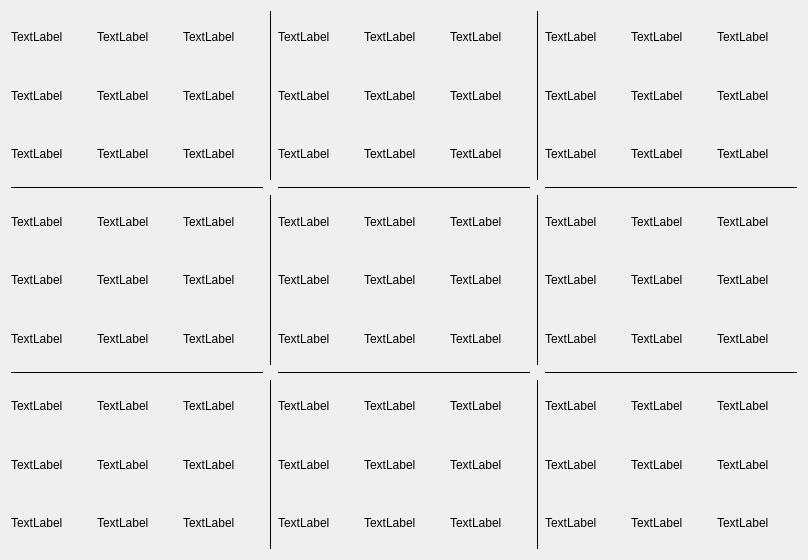
Before: the Qt Designer form sudokugui.ui in EDrever-Smith/SudokuSolver, drawn with Qt 5.
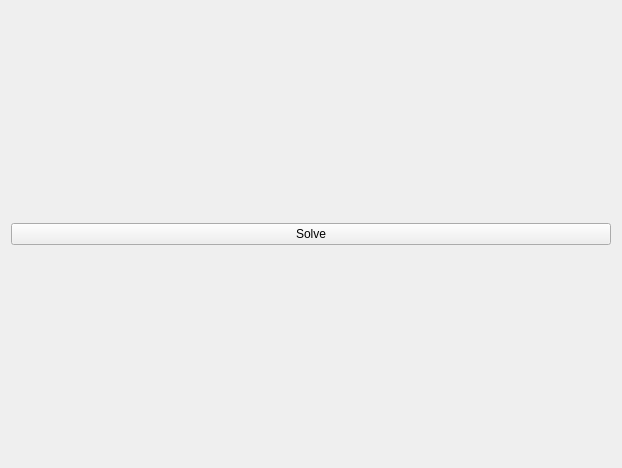
After: the same form once the commit is applied.

Commit message: Basic GUI complete

What changed in the file:
```diff
--- a/sudokugui.ui
+++ b/sudokugui.ui
@@ -6,734 +6,21 @@
    <rect>
     <x>0</x>
     <y>0</y>
-    <width>808</width>
-    <height>560</height>
+    <width>622</width>
+    <height>468</height>
    </rect>
   </property>
   <property name="windowTitle">
    <string>Form</string>
   </property>
   <layout class="QGridLayout" name="gridLayout">
-   <item row="1" column="0">
-    <widget class="Line" name="line_3">
-     <property name="frameShadow">
-      <enum>QFrame::Plain</enum>
-     </property>
-     <property name="orientation">
-      <enum>Qt::Horizontal</enum>
-     </property>
-    </widget>
-   </item>
-   <item row="1" column="4">
-    <widget class="Line" name="line_5">
-     <property name="frameShadow">
-      <enum>QFrame::Plain</enum>
-     </property>
-     <property name="orientation">
-      <enum>Qt::Horizontal</enum>
-     </property>
-    </widget>
-   </item>
-   <item row="2" column="4">
-    <layout class="QGridLayout" name="gridLayout_7">
-     <item row="2" column="0">
-      <widget class="QLabel" name="label_59">
-       <property name="text">
-        <string>TextLabel</string>
-       </property>
-      </widget>
-     </item>
-     <item row="0" column="0">
-      <widget class="QLabel" name="label_70">
-       <property name="text">
-        <string>TextLabel</string>
-       </property>
-      </widget>
-     </item>
-     <item row="3" column="0">
-      <widget class="QLabel" name="label_77">
-       <property name="text">
-        <string>TextLabel</string>
-       </property>
-      </widget>
-     </item>
-     <item row="2" column="1">
-      <widget class="QLabel" name="label_71">
-       <property name="text">
-        <string>TextLabel</string>
-       </property>
-      </widget>
-     </item>
-     <item row="2" column="2">
-      <widget class="QLabel" name="label_58">
-       <property name="text">
-        <string>TextLabel</string>
-       </property>
-      </widget>
-     </item>
-     <item row="0" column="1">
-      <widget class="QLabel" name="label_72">
-       <property name="text">
-        <string>TextLabel</string>
-       </property>
-      </widget>
-     </item>
-     <item row="0" column="2">
-      <widget class="QLabel" name="label_66">
-       <property name="text">
-        <string>TextLabel</string>
-       </property>
-      </widget>
-     </item>
-     <item row="3" column="1">
-      <widget class="QLabel" name="label_62">
-       <property name="text">
-        <string>TextLabel</string>
-       </property>
-      </widget>
-     </item>
-     <item row="3" column="2">
-      <widget class="QLabel" name="label_57">
-       <property name="text">
-        <string>TextLabel</string>
-       </property>
-      </widget>
-     </item>
-    </layout>
-   </item>
-   <item row="1" column="2">
-    <widget class="Line" name="line_4">
-     <property name="frameShadow">
-      <enum>QFrame::Plain</enum>
-     </property>
-     <property name="orientation">
-      <enum>Qt::Horizontal</enum>
-     </property>
-    </widget>
-   </item>
-   <item row="4" column="3">
-    <widget class="Line" name="line_9">
-     <property name="frameShadow">
-      <enum>QFrame::Plain</enum>
-     </property>
-     <property name="orientation">
-      <enum>Qt::Vertical</enum>
-     </property>
-    </widget>
-   </item>
-   <item row="4" column="2">
-    <layout class="QGridLayout" name="gridLayout_9">
-     <item row="1" column="0">
-      <widget class="QLabel" name="label_26">
-       <property name="text">
-        <string>TextLabel</string>
-       </property>
-      </widget>
-     </item>
-     <item row="2" column="0">
-      <widget class="QLabel" name="label_25">
-       <property name="text">
-        <string>TextLabel</string>
-       </property>
-      </widget>
-     </item>
-     <item row="2" column="1">
-      <widget class="QLabel" name="label_31">
-       <property name="text">
-        <string>TextLabel</string>
-       </property>
-      </widget>
-     </item>
-     <item row="0" column="0">
-      <widget class="QLabel" name="label_24">
-       <property name="text">
-        <string>TextLabel</string>
-       </property>
-      </widget>
-     </item>
-     <item row="1" column="1">
-      <widget class="QLabel" name="label_29">
-       <property name="text">
-        <string>TextLabel</string>
-       </property>
-      </widget>
-     </item>
-     <item row="0" column="1">
-      <widget class="QLabel" name="label_30">
-       <property name="text">
-        <string>TextLabel</string>
-       </property>
-      </widget>
-     </item>
-     <item row="0" column="2">
-      <widget class="QLabel" name="label_32">
-       <property name="text">
-        <string>TextLabel</string>
-       </property>
-      </widget>
-     </item>
-     <item row="1" column="2">
-      <widget class="QLabel" name="label_27">
-       <property name="text">
-        <string>TextLabel</string>
-       </property>
-      </widget>
-     </item>
-     <item row="2" column="2">
-      <widget class="QLabel" name="label_20">
-       <property name="text">
-        <string>TextLabel</string>
-       </property>
-      </widget>
-     </item>
-    </layout>
-   </item>
-   <item row="0" column="1">
-    <widget class="Line" name="line">
-     <property name="frameShadow">
-      <enum>QFrame::Plain</enum>
-     </property>
-     <property name="orientation">
-      <enum>Qt::Vertical</enum>
-     </property>
-    </widget>
-   </item>
-   <item row="4" column="1">
-    <widget class="Line" name="line_8">
-     <property name="frameShadow">
-      <enum>QFrame::Plain</enum>
-     </property>
-     <property name="orientation">
-      <enum>Qt::Vertical</enum>
-     </property>
-    </widget>
-   </item>
-   <item row="0" column="3">
-    <widget class="Line" name="line_7">
-     <property name="frameShadow">
-      <enum>QFrame::Plain</enum>
-     </property>
-     <property name="orientation">
-      <enum>Qt::Vertical</enum>
-     </property>
-    </widget>
-   </item>
-   <item row="2" column="3">
-    <widget class="Line" name="line_6">
-     <property name="frameShadow">
-      <enum>QFrame::Plain</enum>
-     </property>
-     <property name="orientation">
-      <enum>Qt::Vertical</enum>
-     </property>
-    </widget>
-   </item>
-   <item row="4" column="0">
-    <layout class="QGridLayout" name="gridLayout_8">
-     <item row="0" column="0">
-      <widget class="QLabel" name="label_63">
-       <property name="text">
-        <string>TextLabel</string>
-       </property>
-      </widget>
-     </item>
-     <item row="2" column="1">
-      <widget class="QLabel" name="label_65">
-       <property name="text">
-        <string>TextLabel</string>
-       </property>
-      </widget>
-     </item>
-     <item row="1" column="1">
-      <widget class="QLabel" name="label_69">
-       <property name="text">
-        <string>TextLabel</string>
-       </property>
-      </widget>
-     </item>
-     <item row="2" column="0">
-      <widget class="QLabel" name="label_73">
-       <property name="text">
-        <string>TextLabel</string>
-       </property>
-      </widget>
-     </item>
-     <item row="1" column="0">
-      <widget class="QLabel" name="label_67">
-       <property name="text">
-        <string>TextLabel</string>
-       </property>
-      </widget>
-     </item>
-     <item row="0" column="1">
-      <widget class="QLabel" name="label_68">
-       <property name="text">
-        <string>TextLabel</string>
-       </property>
-      </widget>
-     </item>
-     <item row="0" column="2">
-      <widget class="QLabel" name="label_64">
-       <property name="text">
-        <string>TextLabel</string>
-       </property>
-      </widget>
-     </item>
-     <item row="1" column="2">
-      <widget class="QLabel" name="label_37">
-       <property name="text">
-        <string>TextLabel</string>
-       </property>
-      </widget>
-     </item>
-     <item row="2" column="2">
-      <widget class="QLabel" name="label_38">
-       <property name="text">
-        <string>TextLabel</string>
-       </property>
-      </widget>
-     </item>
-    </layout>
-   </item>
    <item row="0" column="0">
-    <layout class="QGridLayout" name="gridLayout_2">
-     <item row="1" column="1">
-      <widget class="QLabel" name="label_4">
-       <property name="text">
-        <string>TextLabel</string>
-       </property>
-      </widget>
-     </item>
-     <item row="1" column="0">
-      <widget class="QLabel" name="label_2">
-       <property name="text">
-        <string>TextLabel</string>
-       </property>
-      </widget>
-     </item>
-     <item row="0" column="2">
-      <widget class="QLabel" name="label_7">
-       <property name="text">
-        <string>TextLabel</string>
-       </property>
-      </widget>
-     </item>
-     <item row="0" column="1">
-      <widget class="QLabel" name="label_3">
-       <property name="text">
-        <string>TextLabel</string>
-       </property>
-      </widget>
-     </item>
-     <item row="1" column="2">
-      <widget class="QLabel" name="label_8">
-       <property name="text">
-        <string>TextLabel</string>
-       </property>
-      </widget>
-     </item>
-     <item row="0" column="0">
-      <widget class="QLabel" name="label">
-       <property name="text">
-        <string>TextLabel</string>
-       </property>
-      </widget>
-     </item>
-     <item row="2" column="0">
-      <widget class="QLabel" name="label_5">
-       <property name="text">
-        <string>TextLabel</string>
-       </property>
-      </widget>
-     </item>
-     <item row="2" column="1">
-      <widget class="QLabel" name="label_9">
-       <property name="text">
-        <string>TextLabel</string>
-       </property>
-      </widget>
-     </item>
-     <item row="2" column="2">
-      <widget class="QLabel" name="label_11">
-       <property name="text">
-        <string>TextLabel</string>
-       </property>
-      </widget>
-     </item>
-    </layout>
+    <layout class="QGridLayout" name="gridLayout0"/>
    </item>
-   <item row="0" column="2">
-    <layout class="QGridLayout" name="gridLayout_3">
-     <item row="0" column="1">
-      <widget class="QLabel" name="label_13">
-       <property name="text">
-        <string>TextLabel</string>
-       </property>
-      </widget>
-     </item>
-     <item row="0" column="2">
-      <widget class="QLabel" name="label_14">
-       <property name="text">
-        <string>TextLabel</string>
-       </property>
-      </widget>
-     </item>
-     <item row="1" column="2">
-      <widget class="QLabel" name="label_17">
-       <property name="text">
-        <string>TextLabel</string>
-       </property>
-      </widget>
-     </item>
-     <item row="0" column="0">
-      <widget class="QLabel" name="label_6">
-       <property name="text">
-        <string>TextLabel</string>
-       </property>
-      </widget>
-     </item>
-     <item row="1" column="1">
-      <widget class="QLabel" name="label_16">
-       <property name="text">
-        <string>TextLabel</string>
-       </property>
-      </widget>
-     </item>
-     <item row="1" column="0">
-      <widget class="QLabel" name="label_15">
-       <property name="text">
-        <string>TextLabel</string>
-       </property>
-      </widget>
-     </item>
-     <item row="2" column="0">
-      <widget class="QLabel" name="label_34">
-       <property name="text">
-        <string>TextLabel</string>
-       </property>
-      </widget>
-     </item>
-     <item row="2" column="1">
-      <widget class="QLabel" name="label_42">
-       <property name="text">
-        <string>TextLabel</string>
-       </property>
-      </widget>
-     </item>
-     <item row="2" column="2">
-      <widget class="QLabel" name="label_44">
-       <property name="text">
-        <string>TextLabel</string>
-       </property>
-      </widget>
-     </item>
-    </layout>
-   </item>
-   <item row="2" column="1">
-    <widget class="Line" name="line_2">
-     <property name="frameShadow">
-      <enum>QFrame::Plain</enum>
-     </property>
-     <property name="orientation">
-      <enum>Qt::Vertical</enum>
-     </property>
-    </widget>
-   </item>
-   <item row="2" column="2">
-    <layout class="QGridLayout" name="gridLayout_6">
-     <item row="0" column="0">
-      <widget class="QLabel" name="label_12">
-       <property name="text">
-        <string>TextLabel</string>
-       </property>
-      </widget>
-     </item>
-     <item row="1" column="1">
-      <widget class="QLabel" name="label_53">
-       <property name="text">
-        <string>TextLabel</string>
-       </property>
-      </widget>
-     </item>
-     <item row="2" column="0">
-      <widget class="QLabel" name="label_52">
-       <property name="text">
-        <string>TextLabel</string>
-       </property>
-      </widget>
-     </item>
-     <item row="2" column="1">
-      <widget class="QLabel" name="label_54">
-       <property name="text">
-        <string>TextLabel</string>
-       </property>
-      </widget>
-     </item>
-     <item row="1" column="0">
-      <widget class="QLabel" name="label_10">
-       <property name="text">
-        <string>TextLabel</string>
-       </property>
-      </widget>
-     </item>
-     <item row="0" column="1">
-      <widget class="QLabel" name="label_36">
-       <property name="text">
-        <string>TextLabel</string>
-       </property>
-      </widget>
-     </item>
-     <item row="0" column="2">
-      <widget class="QLabel" name="label_60">
-       <property name="text">
-        <string>TextLabel</string>
-       </property>
-      </widget>
-     </item>
-     <item row="1" column="2">
-      <widget class="QLabel" name="label_74">
-       <property name="text">
-        <string>TextLabel</string>
-       </property>
-      </widget>
-     </item>
-     <item row="2" column="2">
-      <widget class="QLabel" name="label_75">
-       <property name="text">
-        <string>TextLabel</string>
-       </property>
-      </widget>
-     </item>
-    </layout>
-   </item>
-   <item row="2" column="0">
-    <layout class="QGridLayout" name="gridLayout_5">
-     <item row="2" column="0">
-      <widget class="QLabel" name="label_56">
-       <property name="text">
-        <string>TextLabel</string>
-       </property>
-      </widget>
-     </item>
-     <item row="1" column="1">
-      <widget class="QLabel" name="label_61">
-       <property name="text">
-        <string>TextLabel</string>
-       </property>
-      </widget>
-     </item>
-     <item row="1" column="0">
-      <widget class="QLabel" name="label_55">
-       <property name="text">
-        <string>TextLabel</string>
-       </property>
-      </widget>
-     </item>
-     <item row="0" column="0">
-      <widget class="QLabel" name="label_51">
-       <property name="text">
-        <string>TextLabel</string>
-       </property>
-      </widget>
-     </item>
-     <item row="0" column="1">
-      <widget class="QLabel" name="label_78">
-       <property name="text">
-        <string>TextLabel</string>
-       </property>
-      </widget>
-     </item>
-     <item row="2" column="1">
-      <widget class="QLabel" name="label_79">
-       <property name="text">
-        <string>TextLabel</string>
-       </property>
-      </widget>
-     </item>
-     <item row="0" column="2">
-      <widget class="QLabel" name="label_80">
-       <property name="text">
-        <string>TextLabel</string>
-       </property>
-      </widget>
-     </item>
-     <item row="1" column="2">
-      <widget class="QLabel" name="label_81">
-       <property name="text">
-        <string>TextLabel</string>
-       </property>
-      </widget>
-     </item>
-     <item row="2" column="2">
-      <widget class="QLabel" name="label_76">
-       <property name="text">
-        <string>TextLabel</string>
-       </property>
-      </widget>
-     </item>
-    </layout>
-   </item>
-   <item row="4" column="4">
-    <layout class="QGridLayout" name="gridLayout_11">
-     <item row="0" column="0">
-      <widget class="QLabel" name="label_40">
-       <property name="text">
-        <string>TextLabel</string>
-       </property>
-      </widget>
-     </item>
-     <item row="1" column="1">
-      <widget class="QLabel" name="label_33">
-       <property name="text">
-        <string>TextLabel</string>
-       </property>
-      </widget>
-     </item>
-     <item row="1" column="0">
-      <widget class="QLabel" name="label_41">
-       <property name="text">
-        <string>TextLabel</string>
-       </property>
-      </widget>
-     </item>
-     <item row="2" column="0">
-      <widget class="QLabel" name="label_39">
-       <property name="text">
-        <string>TextLabel</string>
-       </property>
-      </widget>
-     </item>
-     <item row="2" column="1">
-      <widget class="QLabel" name="label_19">
-       <property name="text">
-        <string>TextLabel</string>
-       </property>
-      </widget>
-     </item>
-     <item row="0" column="1">
-      <widget class="QLabel" name="label_28">
-       <property name="text">
-        <string>TextLabel</string>
-       </property>
-      </widget>
-     </item>
-     <item row="1" column="2">
-      <widget class="QLabel" name="label_21">
-       <property name="text">
-        <string>TextLabel</string>
-       </property>
-      </widget>
-     </item>
-     <item row="0" column="2">
-      <widget class="QLabel" name="label_22">
-       <property name="text">
-        <string>TextLabel</string>
-       </property>
-      </widget>
-     </item>
-     <item row="2" column="2">
-      <widget class="QLabel" name="label_23">
-       <property name="text">
-        <string>TextLabel</string>
-       </property>
-      </widget>
-     </item>
-    </layout>
-   </item>
-   <item row="0" column="4">
-    <layout class="QGridLayout" name="gridLayout_4">
-     <item row="1" column="1">
-      <widget class="QLabel" name="label_46">
-       <property name="text">
-        <string>TextLabel</string>
-       </property>
-      </widget>
-     </item>
-     <item row="0" column="2">
-      <widget class="QLabel" name="label_47">
-       <property name="text">
-        <string>TextLabel</string>
-       </property>
-      </widget>
-     </item>
-     <item row="0" column="0">
-      <widget class="QLabel" name="label_18">
-       <property name="text">
-        <string>TextLabel</string>
-       </property>
-      </widget>
-     </item>
-     <item row="1" column="2">
-      <widget class="QLabel" name="label_43">
-       <property name="text">
-        <string>TextLabel</string>
-       </property>
-      </widget>
-     </item>
-     <item row="0" column="1">
-      <widget class="QLabel" name="label_45">
-       <property name="text">
-        <string>TextLabel</string>
-       </property>
-      </widget>
-     </item>
-     <item row="1" column="0">
-      <widget class="QLabel" name="label_35">
-       <property name="text">
-        <string>TextLabel</string>
-       </property>
-      </widget>
-     </item>
-     <item row="2" column="0">
-      <widget class="QLabel" name="label_48">
-       <property name="text">
-        <string>TextLabel</string>
-       </property>
-      </widget>
-     </item>
-     <item row="2" column="1">
-      <widget class="QLabel" name="label_49">
-       <property name="text">
-        <string>TextLabel</string>
-       </property>
-      </widget>
-     </item>
-     <item row="2" column="2">
-      <widget class="QLabel" name="label_50">
-       <property name="text">
-        <string>TextLabel</string>
-       </property>
-      </widget>
-     </item>
-    </layout>
-   </item>
-   <item row="3" column="0">
-    <widget class="Line" name="line_10">
-     <property name="frameShadow">
-      <enum>QFrame::Plain</enum>
-     </property>
-     <property name="orientation">
-      <enum>Qt::Horizontal</enum>
-     </property>
-    </widget>
-   </item>
-   <item row="3" column="2">
-    <widget class="Line" name="line_11">
-     <property name="frameShadow">
-      <enum>QFrame::Plain</enum>
-     </property>
-     <property name="orientation">
-      <enum>Qt::Horizontal</enum>
-     </property>
-    </widget>
-   </item>
-   <item row="3" column="4">
-    <widget class="Line" name="line_12">
-     <property name="frameShadow">
-      <enum>QFrame::Plain</enum>
-     </property>
-     <property name="orientation">
-      <enum>Qt::Horizontal</enum>
+   <item row="1" column="0">
+    <widget class="QPushButton" name="solveButton">
+     <property name="text">
+      <string>Solve</string>
      </property>
     </widget>
    </item>
```
The commit also changes 5 other files.
